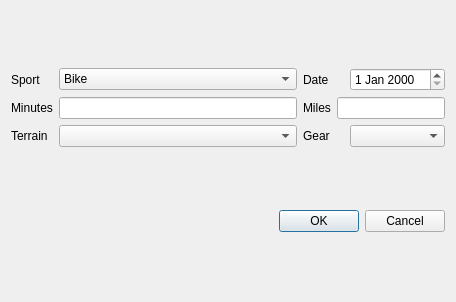
Before: the Qt Designer form workout.ui in kellyjf/ironman, drawn with Qt 5.
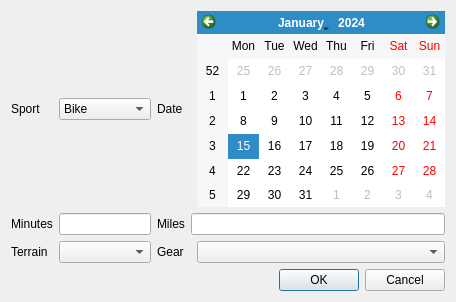
After: the same form once the commit is applied.

The edit to the form file:
```diff
--- a/workout.ui
+++ b/workout.ui
@@ -49,9 +49,6 @@
        </property>
       </widget>
      </item>
-     <item row="0" column="4">
-      <widget class="QDateEdit" name="dateEdit"/>
-     </item>
      <item row="1" column="0">
       <widget class="QLabel" name="label_2">
        <property name="text">
@@ -92,6 +89,9 @@
      <item row="2" column="4">
       <widget class="QComboBox" name="gearCombo"/>
      </item>
+     <item row="0" column="4">
+      <widget class="QCalendarWidget" name="calendarWidget"/>
+     </item>
     </layout>
    </item>
    <item>
```
